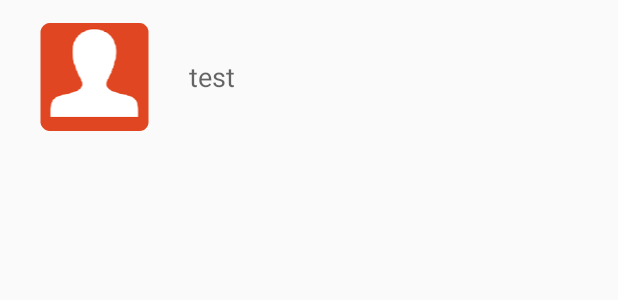
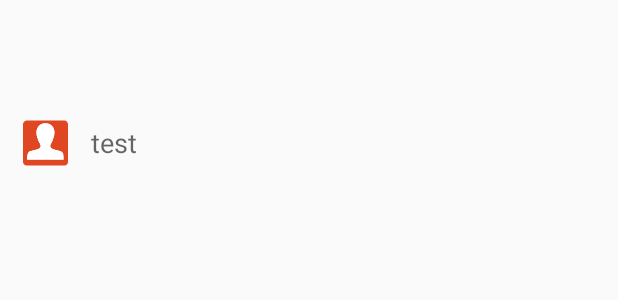
Before and after one commit to dlik01/ApiVkTest, an Android app: the layout row.xml on its own in the app's theme, with its tools: preview values and no code run, on a phone screen of 412 x 824 dp. Shown: the top 300 px of the screen. Run offline under Robolectric (Android 15) with nearby library versions, the phone set to English and light mode, and no system bars.

Commit message:
Поменял разметку

```diff
--- a/ApiVkTest/app/src/main/res/layout/row.xml
+++ b/ApiVkTest/app/src/main/res/layout/row.xml
@@ -15,10 +15,9 @@
 
         <ImageView
             android:id="@+id/imageView2"
-            android:layout_width="match_parent"
-            android:layout_height="wrap_content"
+            android:layout_width="120dp"
+            android:layout_height="160dp"
             android:layout_weight="3"
-            android:contentDescription="TODO"
             app:srcCompat="@mipmap/ic_persons" />
 
         <TextView
```
